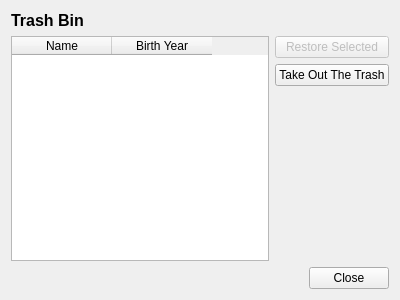
hlynurstef/Verklegt-namskeid-1-vika-3, file vika3/ui/trashbinpioneers.ui: the form before one commit.
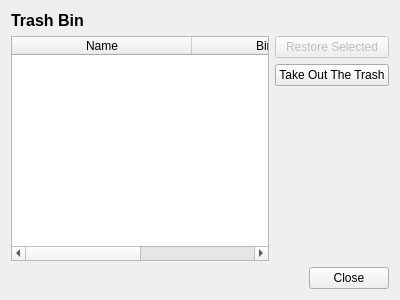
The form after the commit.

Diff of the .ui file:
```diff
--- a/vika3/ui/trashbinpioneers.ui
+++ b/vika3/ui/trashbinpioneers.ui
@@ -27,6 +27,24 @@
       <layout class="QHBoxLayout" name="horizontalLayout">
        <item>
         <widget class="QTableWidget" name="table_pioneers">
+         <property name="editTriggers">
+          <set>QAbstractItemView::NoEditTriggers</set>
+         </property>
+         <property name="alternatingRowColors">
+          <bool>true</bool>
+         </property>
+         <property name="selectionBehavior">
+          <enum>QAbstractItemView::SelectRows</enum>
+         </property>
+         <attribute name="horizontalHeaderDefaultSectionSize">
+          <number>180</number>
+         </attribute>
+         <attribute name="horizontalHeaderStretchLastSection">
+          <bool>true</bool>
+         </attribute>
+         <attribute name="verticalHeaderVisible">
+          <bool>false</bool>
+         </attribute>
          <column>
           <property name="text">
            <string>Name</string>
```
